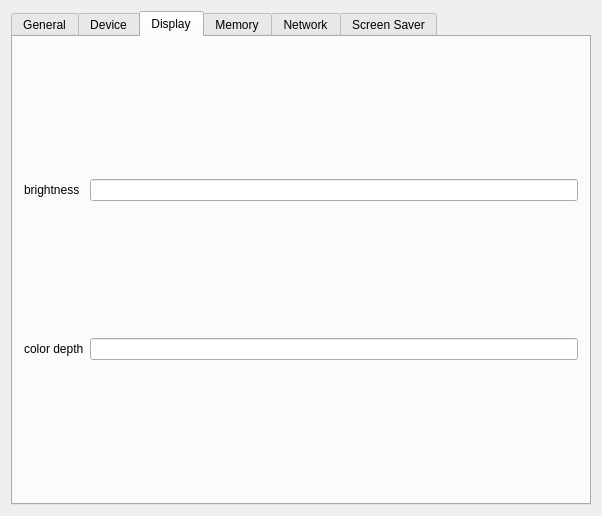
Qt form examples/sysinfo/dialog.ui (qtproject/qt-mobility) before a commit.
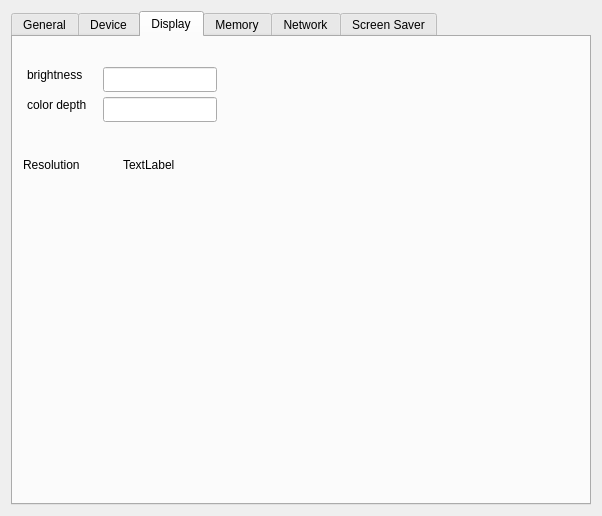
The same form after that commit. The open tabs and pages were chosen to show the change.

Commit message: change buttons to checkboxes

Patch:
```diff
--- a/examples/sysinfo/dialog.ui
+++ b/examples/sysinfo/dialog.ui
@@ -476,28 +476,78 @@
       <attribute name="title">
        <string>Display</string>
       </attribute>
-      <layout class="QGridLayout" name="gridLayout_4">
-       <item row="0" column="0">
-        <widget class="QLabel" name="label_14">
-         <property name="text">
-          <string>brightness</string>
-         </property>
-        </widget>
-       </item>
-       <item row="0" column="1">
-        <widget class="QLineEdit" name="brightnessLineEdit"/>
-       </item>
-       <item row="1" column="0">
-        <widget class="QLabel" name="label_15">
-         <property name="text">
-          <string>color depth</string>
-         </property>
-        </widget>
-       </item>
-       <item row="1" column="1">
-        <widget class="QLineEdit" name="colorDepthLineEdit"/>
-       </item>
-      </layout>
+      <widget class="QLabel" name="label_14">
+       <property name="geometry">
+        <rect>
+         <x>14</x>
+         <y>30</y>
+         <width>67</width>
+         <height>16</height>
+        </rect>
+       </property>
+       <property name="text">
+        <string>brightness</string>
+       </property>
+      </widget>
+      <widget class="QLineEdit" name="brightnessLineEdit">
+       <property name="geometry">
+        <rect>
+         <x>90</x>
+         <y>30</y>
+         <width>114</width>
+         <height>25</height>
+        </rect>
+       </property>
+      </widget>
+      <widget class="QLabel" name="label_15">
+       <property name="geometry">
+        <rect>
+         <x>14</x>
+         <y>60</y>
+         <width>72</width>
+         <height>16</height>
+        </rect>
+       </property>
+       <property name="text">
+        <string>color depth</string>
+       </property>
+      </widget>
+      <widget class="QLineEdit" name="colorDepthLineEdit">
+       <property name="geometry">
+        <rect>
+         <x>90</x>
+         <y>60</y>
+         <width>114</width>
+         <height>25</height>
+        </rect>
+       </property>
+      </widget>
+      <widget class="QLabel" name="label_29">
+       <property name="geometry">
+        <rect>
+         <x>10</x>
+         <y>120</y>
+         <width>71</width>
+         <height>16</height>
+        </rect>
+       </property>
+       <property name="text">
+        <string>Resolution</string>
+       </property>
+      </widget>
+      <widget class="QLabel" name="resolutionLabel">
+       <property name="geometry">
+        <rect>
+         <x>110</x>
+         <y>120</y>
+         <width>181</width>
+         <height>16</height>
+        </rect>
+       </property>
+       <property name="text">
+        <string>TextLabel</string>
+       </property>
+      </widget>
      </widget>
      <widget class="QWidget" name="sysmemorytab">
       <attribute name="title">
@@ -890,9 +940,9 @@
       <attribute name="title">
        <string>Screen Saver</string>
       </attribute>
-      <layout class="QGridLayout" name="gridLayout_7">
-       <item row="0" column="0">
-        <widget class="QPushButton" name="saverEnabledPushButton">
+      <layout class="QGridLayout" name="gridLayout_4">
+       <item row="0" column="0" colspan="3">
+        <widget class="QCheckBox" name="saverEnabledCheckBox">
          <property name="text">
           <string>Set saver enabled</string>
          </property>
```
Left out of the diff: 40 changed lines with no effect on the pictures. The commit also changes 1 other file.
